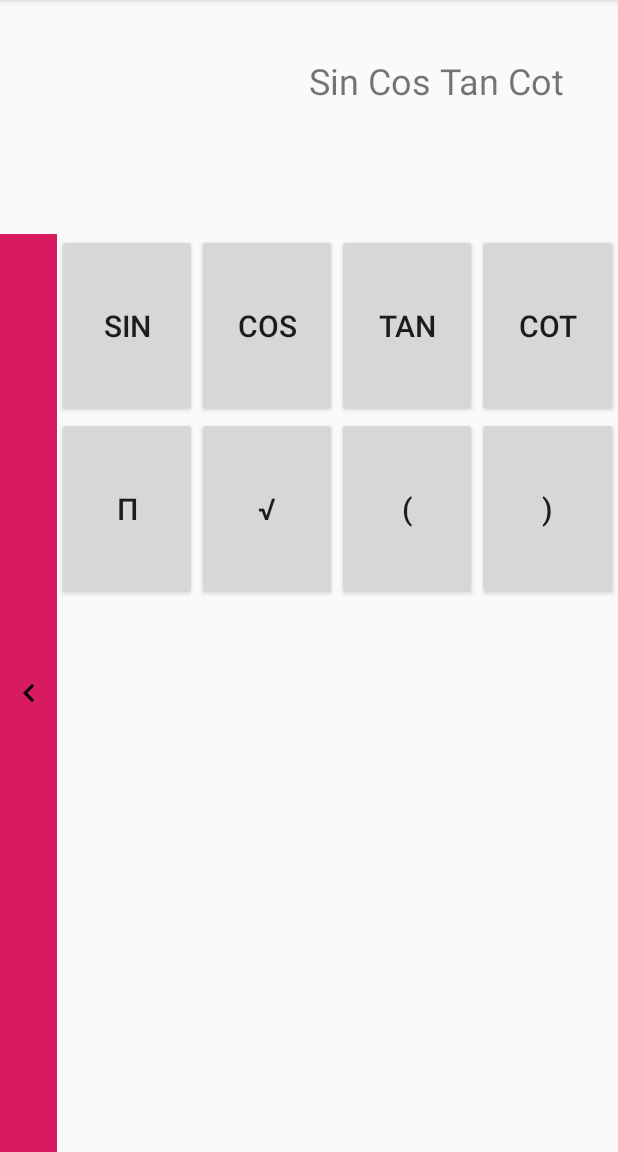
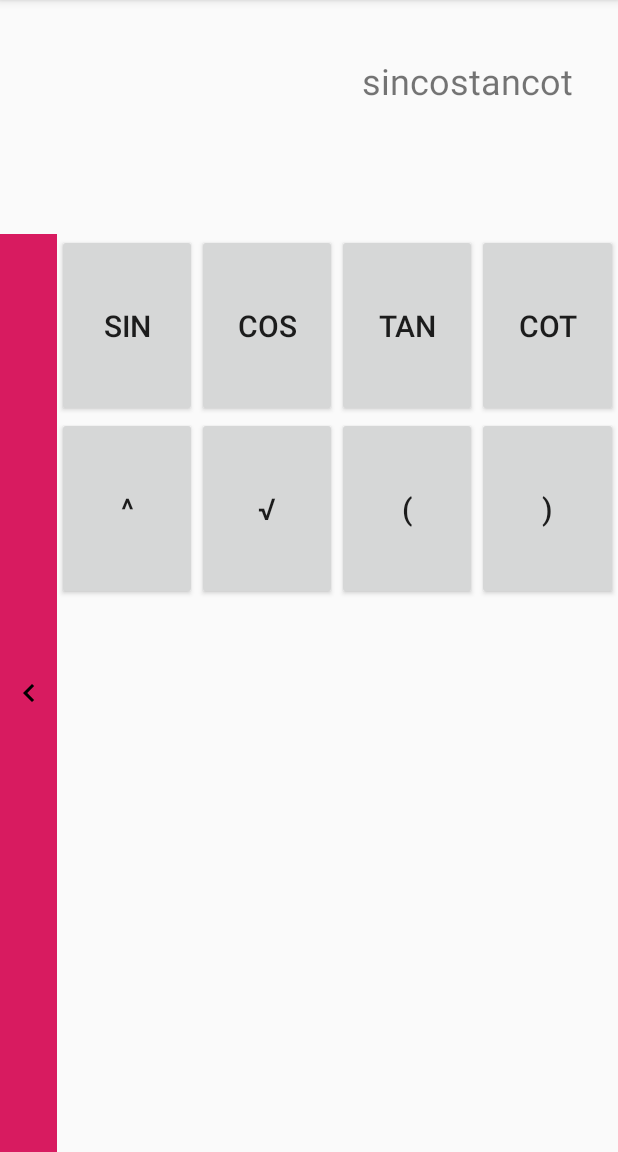
Before and after one commit to dattran01477/Group2_LapTrinhDiDong_ChieuThu5, an Android app: the ConActivity screen opened directly, with no data from a screen before it, after a tap on "COT", on a phone screen of 412 x 824 dp, the part 84-1236 px from its top. Run offline under Robolectric (Android 15) with nearby library versions, the phone set to English and light mode, and no system bars; 3 other taps on this screen came first.

Commit message:
Dat_made_sin_cos_tan..

```diff
--- a/app/build.gradle
+++ b/app/build.gradle
@@ -22,6 +22,7 @@ android {
 dependencies {
     implementation fileTree(include: ['*.jar'], dir: 'libs')
     implementation 'com.android.support:appcompat-v7:27.1.1'
+    implementation 'com.github.bartlomiej-gora:RPNLibrary:3.2.2'
     implementation 'com.android.support.constraint:constraint-layout:1.1.3'
     testImplementation 'junit:junit:4.12'
     androidTestImplementation 'com.android.support.test:runner:1.0.2'
--- a/app/src/main/java/com/example/calculator/Algorithm/PostFix.java
+++ b/app/src/main/java/com/example/calculator/Algorithm/PostFix.java
@@ -18,6 +18,7 @@ public class PostFix extends PolishNotation {
 		Stack<String> output = new Stack<String>();
 		String number = "";
 		int n = this.expression.length();
+
 		for (int i = 0; i < n; i++) {
 			String s = "" + this.expression.charAt(i);
 			if (prioritizeExpression(s) == 0)
--- a/app/src/main/res/layout/activity_con.xml
+++ b/app/src/main/res/layout/activity_con.xml
@@ -73,7 +73,7 @@
                         android:layout_width="0dp"
                         android:layout_height="match_parent"
                         android:layout_weight="1"
-                        android:text="Sin"
+                        android:text="sin"
                         android:textSize="20sp" />
 
                     <Button
@@ -81,7 +81,7 @@
                         android:layout_width="0dp"
                         android:layout_height="match_parent"
                         android:layout_weight="1"
-                        android:text="Cos"
+                        android:text="cos"
                         android:textSize="20sp" />
 
                     <Button
@@ -89,7 +89,7 @@
                         android:layout_width="0dp"
                         android:layout_height="match_parent"
                         android:layout_weight="1"
-                        android:text="Tan"
+                        android:text="tan"
                         android:textSize="20sp" />
 
                     <Button
@@ -97,7 +97,7 @@
                         android:layout_width="0dp"
                         android:layout_height="match_parent"
                         android:layout_weight="1"
-                        android:text="Cot"
+                        android:text="cot"
                         android:textSize="20sp" />
 
                 </LinearLayout>
@@ -113,7 +113,7 @@
                         android:layout_width="0dp"
                         android:layout_height="match_parent"
                         android:layout_weight="1"
-                        android:text="π"
+                        android:text="^"
                         android:textSize="20sp" />
 
                     <Button
```
Also changed, not shown: app/src/main/java/com/example/calculator/Algorithm/PolishNotation.java (+5 -7 lines), app/src/main/java/com/example/calculator/AppConstant/AppConstant.java (added, +23 -0 lines), app/src/main/java/com/example/calculator/ConActivity.java (+6 -2 lines), app/src/main/java/com/example/calculator/MainActivity.java (+20 -1 lines), app/src/main/java/com/example/calculator/Presenter/CalculatorPresenter.java (+32 -19 lines), app/src/main/res/layout/activity_main.xml (+4 -3 lines), 1099 other files.
